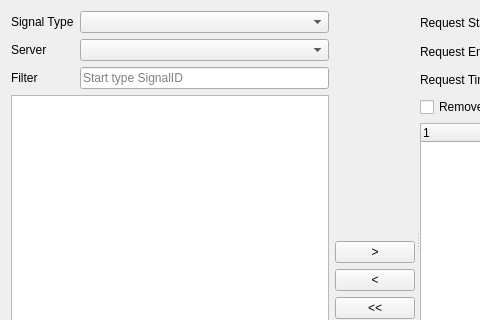
This is Monitor/Archive/DialogChooseArchiveSignals.ui in whiteman-kr/u7set as Qt 5 draws it before an edit; both pictures show x 0 to 480 and y 0 to 320 of the 759 by 509 pixel window. The edited form follows.
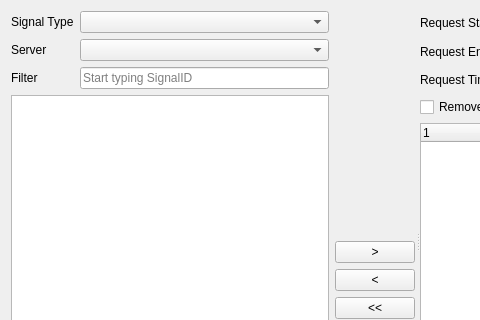
This is the edited form.

Commit message: RPCT-3433, Monitor, Trends: Add archive servers to dialog for choosing signals.

Patch:
```diff
--- a/Monitor/Archive/DialogChooseArchiveSignals.ui
+++ b/Monitor/Archive/DialogChooseArchiveSignals.ui
@@ -110,7 +110,7 @@
        <item row="3" column="1">
         <widget class="QLineEdit" name="filterEdit">
          <property name="placeholderText">
-          <string>Start type SignalID</string>
+          <string>Start typing SignalID</string>
          </property>
          <property name="clearButtonEnabled">
           <bool>true</bool>
```
The commit also changes 31 other files.
